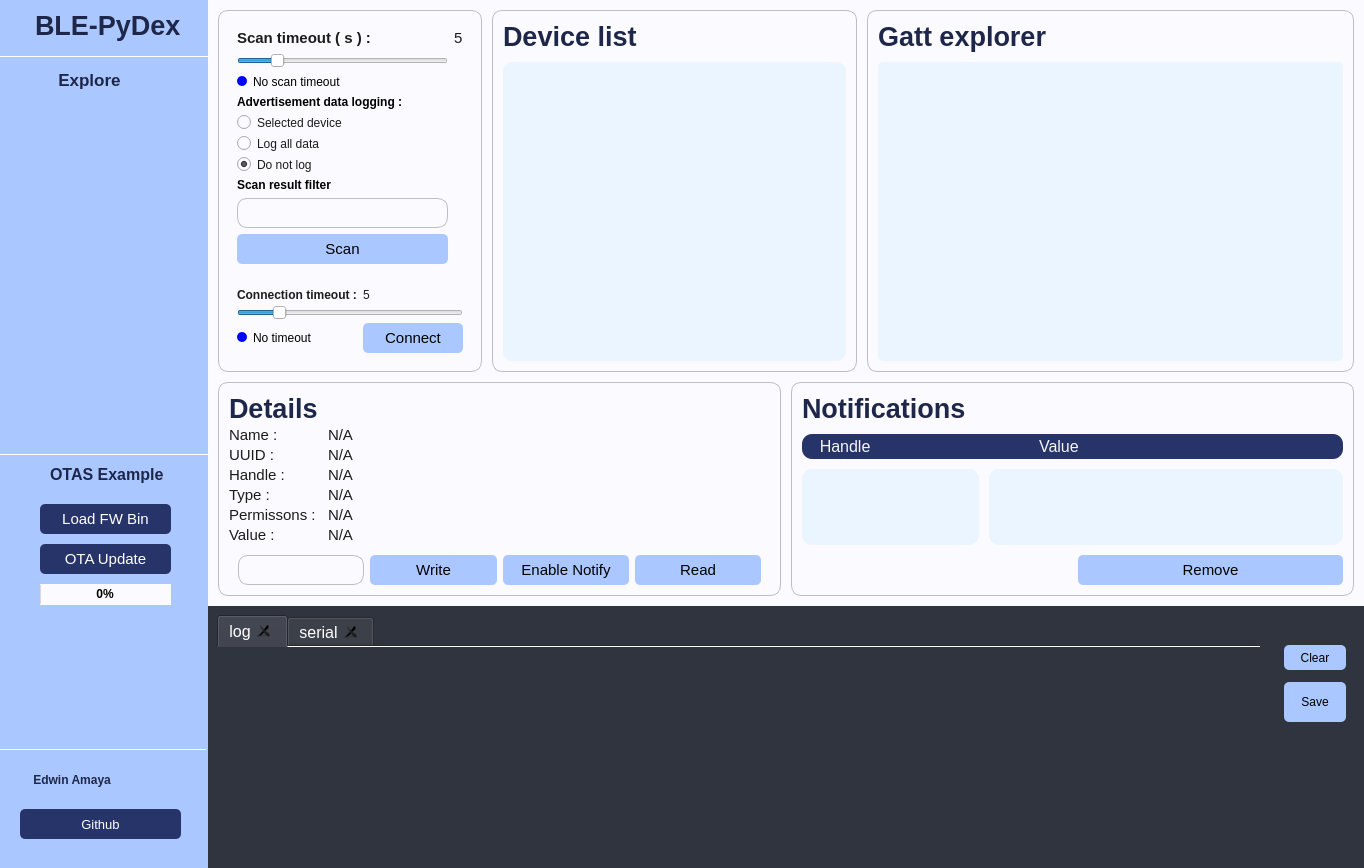
EdwinFairchild/BLE-PyDex, file BLE_GUI.ui: the form before one commit.
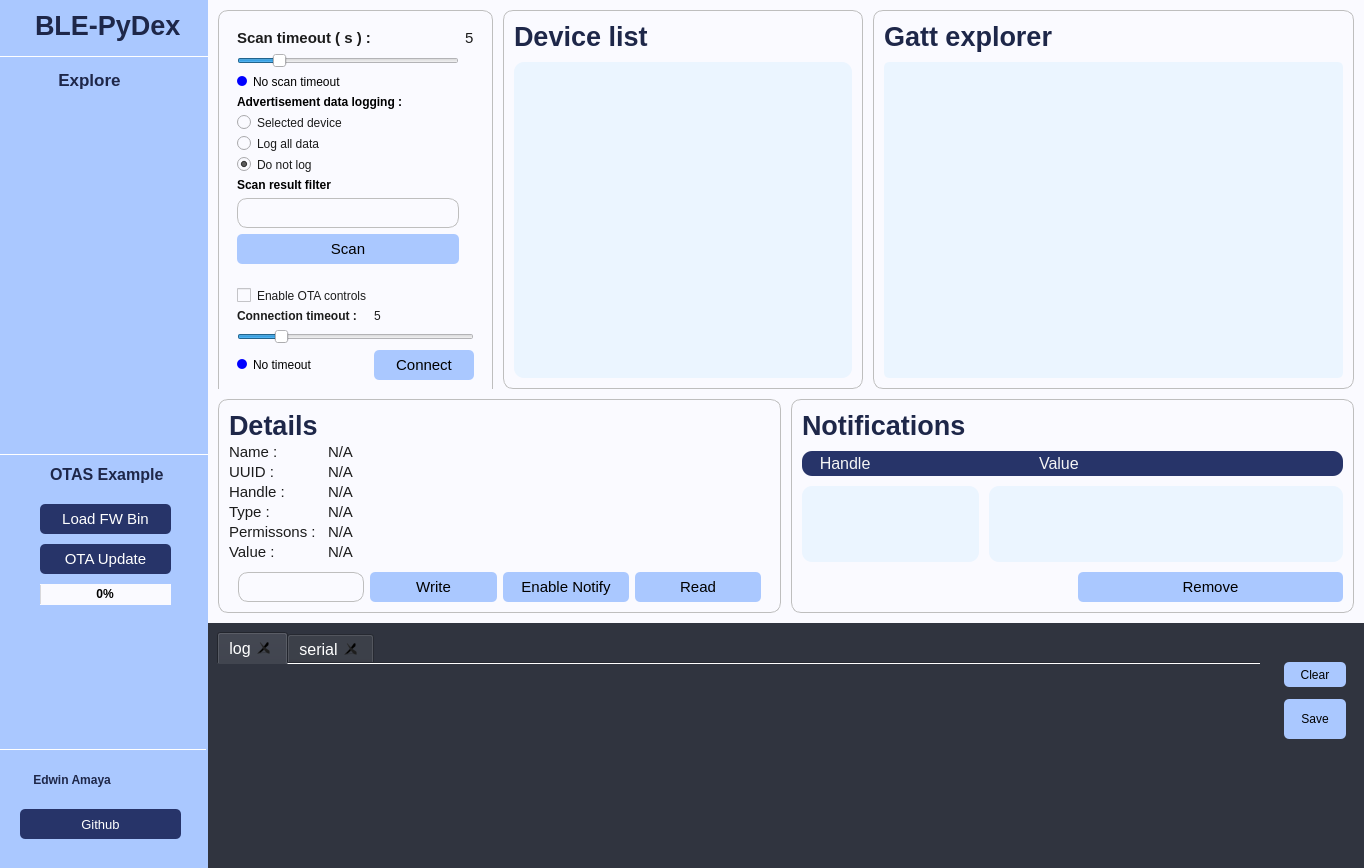
The form after the commit. Custom widgets are drawn as their Qt base class.

Commit message: add checkbox to enable ota controls on non otas examples

```diff
--- a/BLE_GUI.ui
+++ b/BLE_GUI.ui
@@ -795,6 +795,24 @@
                           <property name="verticalSpacing">
                            <number>6</number>
                           </property>
+                          <item row="0" column="0">
+                           <widget class="QLabel" name="label_10">
+                            <property name="font">
+                             <font>
+                              <pointsize>11</pointsize>
+                              <weight>75</weight>
+                              <bold>true</bold>
+                             </font>
+                            </property>
+                            <property name="styleSheet">
+                             <string notr="true">
+color: rgb(28, 28, 28);</string>
+                            </property>
+                            <property name="text">
+                             <string>Scan timeout ( s ) :</string>
+                            </property>
+                           </widget>
+                          </item>
                           <item row="2" column="0">
                            <widget class="QCheckBox" name="scanInfinite">
                             <property name="styleSheet">
@@ -831,18 +849,47 @@
                            </widget>
                           </item>
                           <item row="10" column="0">
-                           <widget class="QTextEdit" name="text_scanFilter">
-                            <property name="maximumSize">
-                             <size>
-                              <width>16777215</width>
-                              <height>30</height>
-                             </size>
+                           <widget class="QLabel" name="label_5">
+                            <property name="font">
+                             <font>
+                              <weight>75</weight>
+                              <bold>true</bold>
+                             </font>
                             </property>
+                            <property name="text">
+                             <string>Scan result filter</string>
+                            </property>
+                           </widget>
+                          </item>
+                          <item row="1" column="0">
+                           <widget class="QSlider" name="scanSlider">
                             <property name="styleSheet">
-                             <string notr="true">background-color: rgb(250, 250, 255);
-color: rgb(45, 45, 45);
-border: 1px solid gray;
-border-color: rgb(190, 190, 190);</string>
+                             <string notr="true"/>
+                            </property>
+                            <property name="maximum">
+                             <number>30</number>
+                            </property>
+                            <property name="pageStep">
+                             <number>1</number>
+                            </property>
+                            <property name="value">
+                             <number>5</number>
+                            </property>
+                            <property name="orientation">
+                             <enum>Qt::Horizontal</enum>
+                            </property>
+                           </widget>
+                          </item>
+                          <item row="5" column="0">
+                           <widget class="QLabel" name="label_2">
+                            <property name="font">
+                             <font>
+                              <weight>75</weight>
+                              <bold>true</bold>
+                             </font>
+                            </property>
+                            <property name="text">
+                             <string>Advertisement data logging :</string>
                             </property>
                            </widget>
                           </item>
@@ -875,16 +922,51 @@
                             </property>
                            </widget>
                           </item>
-                          <item row="5" column="0">
-                           <widget class="QLabel" name="label_2">
+                          <item row="12" column="0">
+                           <widget class="QPushButton" name="btnScan">
+                            <property name="minimumSize">
+                             <size>
+                              <width>0</width>
+                              <height>30</height>
+                             </size>
+                            </property>
+                            <property name="maximumSize">
+                             <size>
+                              <width>1000</width>
+                              <height>16777215</height>
+                             </size>
+                            </property>
                             <property name="font">
                              <font>
-                              <weight>75</weight>
-                              <bold>true</bold>
+                              <pointsize>11</pointsize>
                              </font>
                             </property>
+                            <property name="mouseTracking">
+                             <bool>true</bool>
+                            </property>
+                            <property name="styleSheet">
+                             <string notr="true">QPushButton{
+	color: rgb(0, 0, 0);
+		background-color: rgb(170,200,255);
+	border:none;
+border-radius:5px;
+
+}
+
+QPushButton:hover{
+	color: rgb(28, 28, 28);
+		background-color: rgb(140,170,255);
+
+}
+
+QPushButton:pressed{
+	
+		color: rgb(28, 28, 28);
+	background-color: rgb(110,140,255);
+}</string>
+                            </property>
                             <property name="text">
-                             <string>Advertisement data logging :</string>
+                             <string>Scan</string>
                             </property>
                            </widget>
                           </item>
@@ -898,21 +980,19 @@
                             </property>
                            </widget>
                           </item>
-                          <item row="0" column="0">
-                           <widget class="QLabel" name="label_10">
-                            <property name="font">
-                             <font>
-                              <pointsize>11</pointsize>
-                              <weight>75</weight>
-                              <bold>true</bold>
-                             </font>
+                          <item row="11" column="0">
+                           <widget class="QTextEdit" name="text_scanFilter">
+                            <property name="maximumSize">
+                             <size>
+                              <width>16777215</width>
+                              <height>30</height>
+                             </size>
                             </property>
                             <property name="styleSheet">
-                             <string notr="true">
-color: rgb(28, 28, 28);</string>
-                            </property>
-                            <property name="text">
-                             <string>Scan timeout ( s ) :</string>
+                             <string notr="true">background-color: rgb(250, 250, 255);
+color: rgb(45, 45, 45);
+border: 1px solid gray;
+border-color: rgb(190, 190, 190);</string>
                             </property>
                            </widget>
                           </item>
@@ -926,86 +1006,6 @@
                             </property>
                            </widget>
                           </item>
-                          <item row="11" column="0">
-                           <widget class="QPushButton" name="btnScan">
-                            <property name="minimumSize">
-                             <size>
-                              <width>0</width>
-                              <height>30</height>
-                             </size>
-                            </property>
-                            <property name="maximumSize">
-                             <size>
-                              <width>1000</width>
-                              <height>16777215</height>
-                             </size>
-                            </property>
-                            <property name="font">
-                             <font>
-                              <pointsize>11</pointsize>
-                             </font>
-                            </property>
-                            <property name="mouseTracking">
-                             <bool>true</bool>
-                            </property>
-                            <property name="styleSheet">
-                             <string notr="true">QPushButton{
-	color: rgb(0, 0, 0);
-		background-color: rgb(170,200,255);
-	border:none;
-border-radius:5px;
-
-}
-
-QPushButton:hover{
-	color: rgb(28, 28, 28);
-		background-color: rgb(140,170,255);
-
-}
-
-QPushButton:pressed{
-	
-		color: rgb(28, 28, 28);
-	background-color: rgb(110,140,255);
-}</string>
-                            </property>
-                            <property name="text">
-                             <string>Scan</string>
-                            </property>
-                           </widget>
-                          </item>
-                          <item row="1" column="0">
-                           <widget class="QSlider" name="scanSlider">
-                            <property name="styleSheet">
-                             <string notr="true"/>
-                            </property>
-                            <property name="maximum">
-                             <number>30</number>
-                            </property>
-                            <property name="pageStep">
-                             <number>1</number>
-                            </property>
-                            <property name="value">
-                             <number>5</number>
-                            </property>
-                            <property name="orientation">
-                             <enum>Qt::Horizontal</enum>
-                            </property>
-                           </widget>
-                          </item>
-                          <item row="9" column="0">
-                           <widget class="QLabel" name="label_5">
-                            <property name="font">
-                             <font>
-                              <weight>75</weight>
-                              <bold>true</bold>
-                             </font>
-                            </property>
-                            <property name="text">
-                             <string>Scan result filter</string>
-                            </property>
-                           </widget>
-                          </item>
                          </layout>
                         </widget>
                        </item>
@@ -1022,66 +1022,9 @@
                          </property>
                          <layout class="QGridLayout" name="gridLayout_6">
                           <property name="verticalSpacing">
-                           <number>3</number>
+                           <number>6</number>
                           </property>
-                          <item row="1" column="0" colspan="3">
-                           <widget class="QSlider" name="timeoutSlider_3">
-                            <property name="styleSheet">
-                             <string notr="true"/>
-                            </property>
-                            <property name="maximum">
-                             <number>30</number>
-                            </property>
-                            <property name="pageStep">
-                             <number>1</number>
-                            </property>
-                            <property name="value">
-                             <number>5</number>
-                            </property>
-                            <property name="orientation">
-                             <enum>Qt::Horizontal</enum>
-                            </property>
-                           </widget>
-                          </item>
-                          <item row="3" column="0">
-                           <widget class="QCheckBox" name="checkBox">
-                            <property name="mouseTracking">
-                             <bool>false</bool>
-                            </property>
-                            <property name="styleSheet">
-                             <string notr="true">color: rgb(28, 28, 28);
-
-
-QCheckBox {
-   
-    color:                  white;
-}
-
-QCheckBox::indicator {
-    width:                  10px;
-    height:                 10px;
-    border-radius:          5px;
-}
-
-QCheckBox::indicator:checked {
-    background-color:       blue;
-
-}
-
-QCheckBox::indicator:unchecked {
-    background-color:       gray;
-
-}</string>
-                            </property>
-                            <property name="text">
-                             <string>No timeout</string>
-                            </property>
-                            <property name="checked">
-                             <bool>true</bool>
-                            </property>
-                           </widget>
-                          </item>
-                          <item row="3" column="1" colspan="2">
+                          <item row="4" column="1" colspan="2">
                            <widget class="QPushButton" name="btnConnect">
                             <property name="minimumSize">
                              <size>
@@ -1123,7 +1066,7 @@
                             </property>
                            </widget>
                           </item>
-                          <item row="0" column="0">
+                          <item row="1" column="0">
                            <widget class="QLabel" name="label_3">
                             <property name="font">
                              <font>
@@ -1139,7 +1082,64 @@
                             </property>
                            </widget>
                           </item>
-                          <item row="0" column="1" colspan="2">
+                          <item row="2" column="0" colspan="3">
+                           <widget class="QSlider" name="timeoutSlider_3">
+                            <property name="styleSheet">
+                             <string notr="true"/>
+                            </property>
+                            <property name="maximum">
+                             <number>30</number>
+                            </property>
+                            <property name="pageStep">
+                             <number>1</number>
+                            </property>
+                            <property name="value">
+                             <number>5</number>
+                            </property>
+                            <property name="orientation">
+                             <enum>Qt::Horizontal</enum>
+                            </property>
+                           </widget>
+                          </item>
+                          <item row="4" column="0">
+                           <widget class="QCheckBox" name="checkBox">
+                            <property name="mouseTracking">
+                             <bool>false</bool>
+                            </property>
+                            <property name="styleSheet">
+                             <string notr="true">color: rgb(28, 28, 28);
+
+
+QCheckBox {
+   
+    color:                  white;
+}
+
+QCheckBox::indicator {
+    width:                  10px;
+    height:                 10px;
+    border-radius:          5px;
+}
+
+QCheckBox::indicator:checked {
+    background-color:       blue;
+
+}
+
+QCheckBox::indicator:unchecked {
+    background-color:       gray;
+
+}</string>
+                            </property>
+                            <property name="text">
+                             <string>No timeout</string>
+                            </property>
+                            <property name="checked">
+                             <bool>true</bool>
+                            </property>
+                           </widget>
+                          </item>
+                          <item row="1" column="1" colspan="2">
                            <widget class="QLabel" name="lblConnectionTime">
                             <property name="styleSheet">
                              <string notr="true">color: rgb(28, 28, 28);</string>
@@ -1149,6 +1149,16 @@
                             </property>
                            </widget>
                           </item>
+                          <item row="0" column="0">
+                           <widget class="QCheckBox" name="check_enable_ota_ctl">
+                            <property name="styleSheet">
+                             <string notr="true">color: rgb(28, 28, 28);</string>
+                            </property>
+                            <property name="text">
+                             <string>Enable OTA controls</string>
+                            </property>
+                           </widget>
+                          </item>
                          </layout>
                         </widget>
                        </item>
```
The commit also changes 3 other files.
